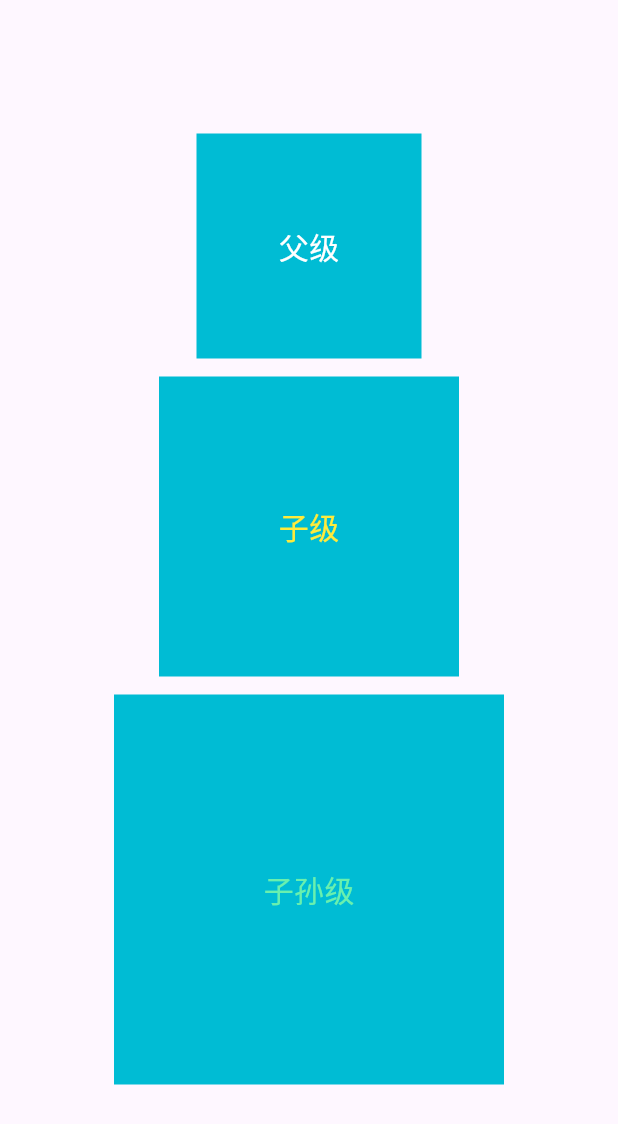
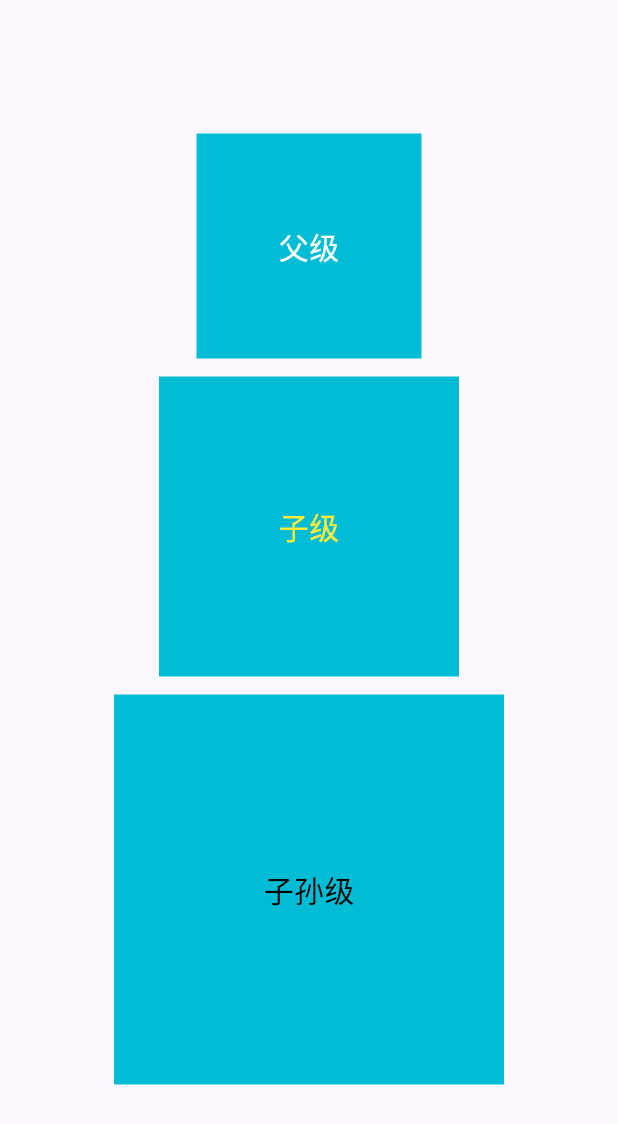
Before and after one commit to LanSeLianMa/flutter_widget_extends, a Flutter app: the TestStatelessWidget screen opened directly, on a phone screen of 412 x 824 dp. Shown: the top 1124 px of the screen. Run offline on Flutter 3.47's test engine with Material 3 defaults, Android fonts, the phone set to English and light mode, and no system bars.

Commit message:
修改颜色

```diff
--- a/lib/widget/student_box.dart
+++ b/lib/widget/student_box.dart
@@ -10,7 +10,7 @@ class StudentBox extends TeacherBox {
     return Text(content,
         style: const TextStyle(
           fontSize: 20,
-          color: Colors.greenAccent,
+          color: Colors.black,
         ));
   }
 
```
Also changed, not shown: 02.png.
